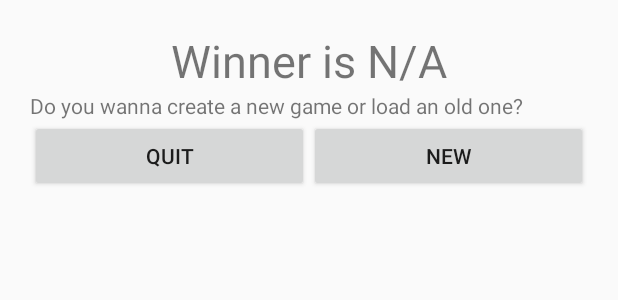
After one commit to Blondwolf/OthelloAndroid, an Android app: the layout layout_dialog_new_end.xml on its own in the app's theme, with its tools: preview values and no code run, on a phone screen of 412 x 824 dp. The commit adds this screen. Shown: the top 300 px of the screen. Run offline under Robolectric (Android 15) with nearby library versions, the phone set to English and light mode, and no system bars.

Commit message:
Dialog de fin de partie et nouvelle partie

```diff
--- a/Project/app/src/main/java/hearc/othello/model/Game.java
+++ b/Project/app/src/main/java/hearc/othello/model/Game.java
@@ -30,12 +30,6 @@ public class Game implements Serializable{
     //New Game
     public Game(int mode, Player p1, Player p2){
         gameboard = new GameBoard();
-        initGame(mode, p1, p2);
-    }
-
-    //Load Game
-    public Game(int mode, GameBoard gameboard, Player p1, Player p2){
-        this.gameboard = gameboard;
         initGame(mode, p1, p2);
     }
 
--- a/Project/app/src/main/java/hearc/othello/tools/Tools.java
+++ b/Project/app/src/main/java/hearc/othello/tools/Tools.java
@@ -38,8 +38,6 @@ public class Tools {
             oos.close();
             bos.close();
             fos.close();
-
-            Toast(context, "Game saved");
         } catch (FileNotFoundException e) {
             e.printStackTrace();
         } catch (IOException e) {
--- a/Project/app/src/main/java/hearc/othello/view/dialog/MainDialog.java
+++ b/Project/app/src/main/java/hearc/othello/view/dialog/MainDialog.java
@@ -26,7 +26,6 @@ public abstract class MainDialog extends Dialog implements View.OnClickListener{
         this.title = title;
 
         initGraphicElement();
-        show();
     }
 
     protected abstract void initGraphicElement();
--- /dev/null
+++ b/Project/app/src/main/res/layout/layout_dialog_new_end.xml
@@ -0,0 +1,51 @@
+<?xml version="1.0" encoding="utf-8"?>
+<RelativeLayout
+    xmlns:android="http://schemas.android.com/apk/res/android"
+    android:orientation="vertical"
+    android:layout_margin="20dp"
+    android:layout_width="match_parent"
+    android:layout_height="match_parent">
+    <LinearLayout
+        android:id="@+id/box_text"
+        android:layout_width="match_parent"
+        android:layout_height="wrap_content"
+        android:orientation="vertical">
+
+        <TextView
+            android:id="@+id/text_winner"
+            android:layout_width="match_parent"
+            android:layout_height="wrap_content"
+            android:gravity="center"
+            android:textSize="30dp"
+            android:text="Winner is N/A"/>
+
+        <TextView
+            android:id="@+id/text_dialog"
+            android:layout_width="match_parent"
+            android:layout_height="wrap_content"
+            android:text="Do you wanna create a new game or load an old one?"/>
+
+    </LinearLayout>
+
+    <LinearLayout
+        android:orientation="horizontal"
+        android:layout_width="fill_parent"
+        android:layout_height="wrap_content"
+        android:layout_weight="1"
+        android:layout_below="@id/box_text">
+
+        <Button
+            android:id="@+id/quit"
+            android:layout_width="match_parent"
+            android:layout_height="wrap_content"
+            android:layout_weight="1"
+            android:text="Quit" />
+
+        <Button
+            android:id="@+id/newGame"
+            android:layout_width="match_parent"
+            android:layout_height="wrap_content"
+            android:layout_weight="1"
+            android:text="New" />
+    </LinearLayout>
+</RelativeLayout>
```
Also changed, not shown: Project/app/src/main/AndroidManifest.xml (+6 -3 lines), Project/app/src/main/java/hearc/othello/view/activity/GameActivity.java (+114 -18 lines), Project/app/src/main/java/hearc/othello/view/activity/HomeActivity.java (+5 -12 lines), Project/app/src/main/java/hearc/othello/view/dialog/NewOrEndDialog.java (added, +58 -0 lines).
